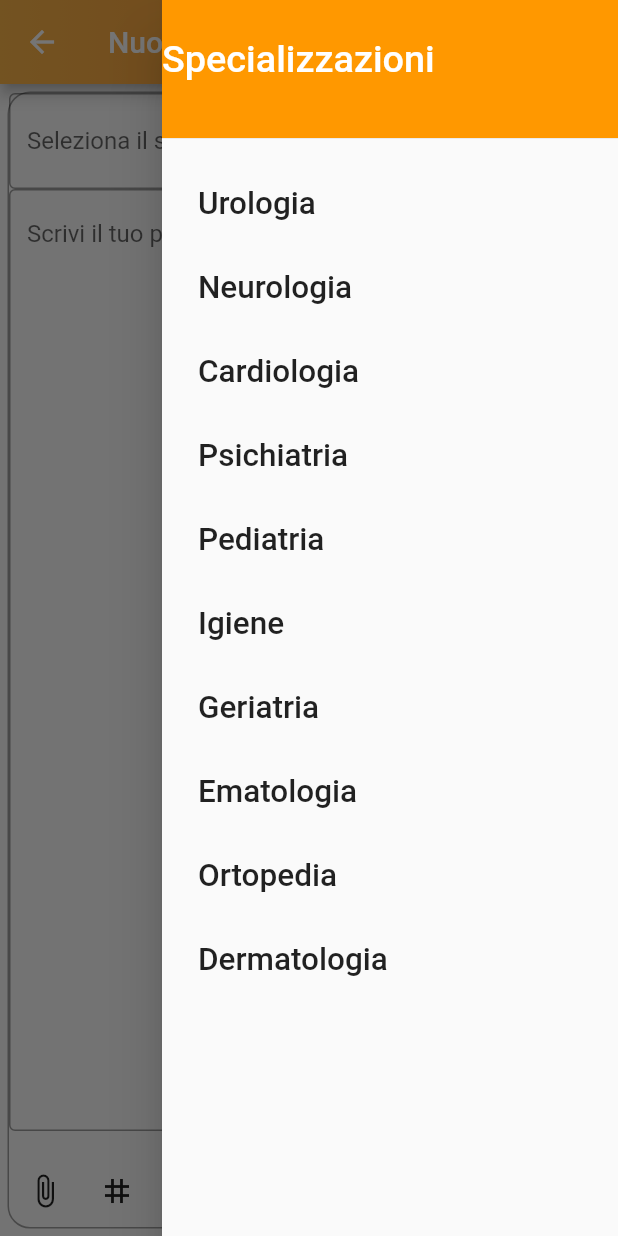
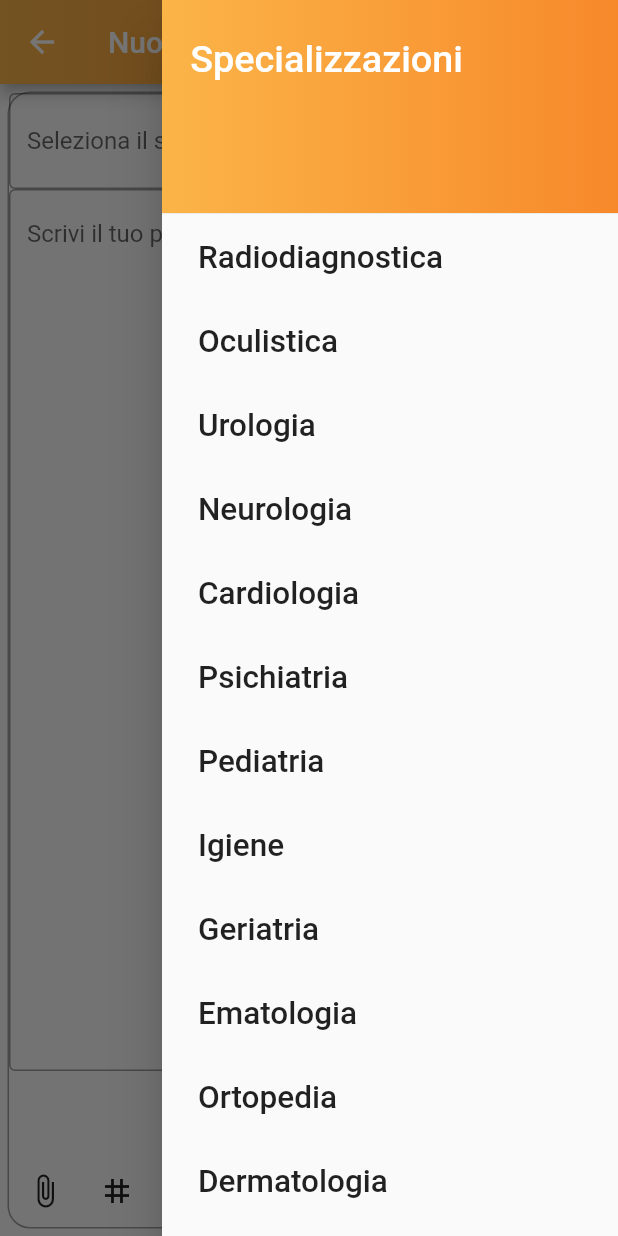
Before and after one commit to ninooo96/medBook, a Flutter app: the NewPostScreen screen opened directly, with the side drawer open, on a phone screen of 412 x 824 dp. Run offline on Flutter 3.47's test engine with Material 2 defaults, Android fonts, the phone set to English and light mode, and no system bars; our stand-ins replace cloud_firestore, firebase_auth, firebase_core, firebase_messaging, firebase_storage, flushbar and 3 more; accounts and stored records are empty.

Commit message:
Minor bug fixed

```diff
--- a/lib/commentScreen.dart
+++ b/lib/commentScreen.dart
@@ -434,7 +434,6 @@ class _CommentScreenState extends State<CommentScreen> {
     //     print(result.data());
     //   });
     // });
-    //TODO read data from Firebase
     for (var data in comment) {
       if (data['nameProfile'] != '')
         _comments.add(Comment(idPost, data, reference, comments));
@@ -623,7 +622,7 @@ class _CommentScreenState extends State<CommentScreen> {
       // _focusNode.requestFocus();
       _textController.clear();
       print(comments);
-      //TODO write newEntry to Firebase
+      //write newEntry to Firebase
     }
 
 }
--- a/lib/feedPage.dart
+++ b/lib/feedPage.dart
@@ -32,7 +32,15 @@ final hashtags = [
   'Psichiatria',
   'Cardiologia',
   'Neurologia',
-  'Urologia'
+  'Urologia',
+  'Oculistica',
+  'Radiodiagnostica',
+  'Nefrologia',
+  'Reumatologia',
+  'Allergologia',
+  'Ginecologia',
+  'Otorinolaringoiatria',
+  'Audiologia'
 ];
 
 Map<String, dynamic> info;
@@ -185,7 +193,7 @@ class FeedPage extends StatelessWidget {
 
     // print(info);
     // Firebase.initializeApp();
-    //   // TODO: scrolling di ListView dei post
+    //   // scrolling di ListView dei post
     return MaterialApp(
       routes: {
         'welcome': (context) => WelcomeScreen(),
@@ -252,11 +260,11 @@ class _MyFeedPageState extends State<MyFeedPage> {
       },
       onLaunch: (Map<String, dynamic> message) async {
         print("onLaunch: $message");
-        // TODO optional
+        // optional
       },
       onResume: (Map<String, dynamic> message) async {
         print("onResume: $message");
-        // TODO optional
+        //  optional
       },
     );
   }
@@ -469,7 +477,7 @@ class _MyFeedPageState extends State<MyFeedPage> {
 
 
   Widget _buildBody(BuildContext context) {
-    //TODO: estrai snapshot dal Cloud Firebase
+    //estrai snapshot dal Cloud Firebase
     // List<Map> snapshot = dummySnapshot;
     //
     // return _buildList(context, snapshot);
@@ -685,7 +693,7 @@ class CustomAppBar extends StatelessWidget implements PreferredSizeWidget {
     return GestureDetector(onTap: onTap, child: appBar);
   }
 
-  // TODO: implement preferredSize
+  // implement preferredSize
   @override
   Size get preferredSize => new Size.fromHeight(kToolbarHeight);
 }
--- a/lib/newPostScreen.dart
+++ b/lib/newPostScreen.dart
@@ -28,8 +28,12 @@ class _NewPostScreenState extends State<NewPostScreen> {
     return Scaffold(
         key: _scaffoldKey,
         endDrawer: Drawer(
-            child: ListView(
-          children: [drawDrawerHeader(), _populateHashtags()],
+            child: Column(
+          // scrollDirection: Axis.vertical,
+          children: [
+             drawDrawerHeader(),
+            Expanded(child: _populateHashtags())
+          ],
         )),
         appBar: AppBar(
           // leading: IconButton(
@@ -63,13 +67,18 @@ class _NewPostScreenState extends State<NewPostScreen> {
 
   Widget drawDrawerHeader() {
     return Container(
-      height: 100.0,
+      width: double.infinity ,
+      height: 150.0,
       child: DrawerHeader(
-          child: Text('Specializzazioni',
+          child: Text('   Specializzazioni',
               textScaleFactor: 1.8,
               textAlign: TextAlign.left,
               style: TextStyle(color: Colors.white)),
-          decoration: BoxDecoration(color: Colors.orange),
+          decoration: BoxDecoration(
+              gradient: LinearGradient(
+                  begin: Alignment.centerLeft,
+                  end: Alignment.centerRight,
+                  colors: [Color(0xfffbb448), Color(0xfff7892b)])),
           padding: EdgeInsets.symmetric(vertical: 25)),
     );
   }
@@ -95,6 +104,8 @@ class _NewPostScreenState extends State<NewPostScreen> {
         },
       ));
     }
+    print(specializzazioni.length);
+
     return ListView.builder(
       scrollDirection: Axis.vertical,
       shrinkWrap: true,
@@ -174,13 +185,11 @@ class _NewPostScreenState extends State<NewPostScreen> {
                       ),
                   Expanded(
                       child: TextFormField(
-
                     decoration: InputDecoration(
                         border: OutlineInputBorder(
                             borderSide: BorderSide(
                           color: Colors.black,
                           width: 0.5,
-
                         )),
                         labelText: 'Età'),
                     controller: _etaController,
@@ -200,9 +209,11 @@ class _NewPostScreenState extends State<NewPostScreen> {
                     keyboardType: TextInputType.multiline,
                   ),
                 ),
-                Row(
-                  mainAxisAlignment: MainAxisAlignment.start,
-                  children: [_hashtagRow()],
+
+                ListTile(
+                  // mainAxisAlignment: MainAxisAlignment.start,
+                  // children: [_hashtagRow()],
+                  title: _hashtagRow(),
                 ),
                 Row(
                   children: [
@@ -253,8 +264,10 @@ class _NewPostScreenState extends State<NewPostScreen> {
 
   void _sendPost() {
     FirebaseFirestore.instance
-        .collection('subscribers').doc(FirebaseAuth.instance.currentUser.uid).get().then((value) =>
-        _sendPost2(value['name']));
+        .collection('subscribers')
+        .doc(FirebaseAuth.instance.currentUser.uid)
+        .get()
+        .then((value) => _sendPost2(value['name']));
   }
 
   void _sendPost2(nameProfile) async {
@@ -291,7 +304,7 @@ class _NewPostScreenState extends State<NewPostScreen> {
     var time = timeTmp.toDate();
     // print(time);
     final f = new DateFormat('dd/MM/yyyy').add_Hms();
-    var timestamp =  f.format(time);
+    var timestamp = f.format(time);
 
     var newPost = {
       'nameProfile': nameProfile,
@@ -304,10 +317,8 @@ class _NewPostScreenState extends State<NewPostScreen> {
       'id': FirebaseAuth.instance.currentUser.uid,
       'timestamp': timeTmp,
       'hashtags': hashtagPost,
-      'profileImgUrl' : info['profileImgUrl'],
-      'listTokens':[Map()]
-
-
+      'profileImgUrl': info['profileImgUrl'],
+      'listTokens': [Map()]
     };
     await FirebaseFirestore.instance
         .collection('feed')
@@ -344,7 +355,12 @@ class _NewPostScreenState extends State<NewPostScreen> {
                 "_" +
                 FirebaseAuth.instance.currentUser.uid +
                 "-" +
-            timestamp.toString().replaceAll('/', '').replaceAll(' ', '-')).update({'tokens':[{'name': nameProfile, 'token':fcmToken}]});
+                timestamp.toString().replaceAll('/', '').replaceAll(' ', '-'))
+            .update({
+          'listTokens': [
+            {'name': nameProfile, 'token': fcmToken}
+          ]
+        });
 
         var tokens = FirebaseFirestore.instance
             .collection('feed')
--- a/lib/record.dart
+++ b/lib/record.dart
@@ -26,7 +26,7 @@ class Record {
         timestamp = getTimestamp(map['timestamp']),
         hashtags = map['hashtags'],
         profileImgUrl = map['profileImgUrl'],
-        listTokens = map['tokens'],
+        listTokens = map['listTokens'],
         comments = map['comments'];
 
 
--- a/lib/risultatiRicerca.dart
+++ b/lib/risultatiRicerca.dart
@@ -188,7 +188,7 @@ class CustomAppBar extends StatelessWidget implements PreferredSizeWidget {
     return GestureDetector(onTap: onTap, child: appBar);
   }
 
-  // TODO: implement preferredSize
+  // implement preferredSize
   @override
   Size get preferredSize => new Size.fromHeight(kToolbarHeight);
 }
--- a/lib/setting.dart
+++ b/lib/setting.dart
@@ -1011,7 +1011,7 @@ class _SettingState extends State<Setting> {
       Navigator.of(context).popUntil(ModalRoute.withName('welcome'));
       Navigator.push(
           context, MaterialPageRoute(builder: (context) => WelcomeScreen()));
-      //TODO close app and remove all data
+      //close app and remove all data
     } catch (e) {
       if (e.code == 'requires-recent-login') {
         print(
--- a/lib/user.dart
+++ b/lib/user.dart
@@ -12,6 +12,7 @@ class UserMB {
   final String profileImgUrl;
 
   final List specializzazioni;
+  final List topic;
   final DocumentReference reference;
 
   UserMB.fromMap(Map<String, dynamic> map, {this.reference})
@@ -23,6 +24,7 @@ class UserMB {
         dayBirth = map['dayBirth'],
         yearBirth = map['yearBirth'],
         profileImgUrl = map['profileImgUrl'],
+        topic = map['topic'],
         specializzazioni = map['specializzazioni'];
 
 
```
Also changed, not shown: lib/myProfile.dart (+4 -4 lines). Lines whose indentation alone changed are shown as unchanged.
